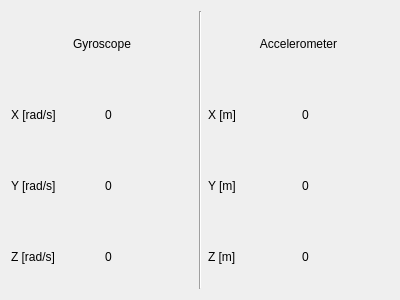
MatejBartosovic/mrvk_project, file mrvk_gui/ui/Widgets/Imu/Imu.ui: the form before one commit.
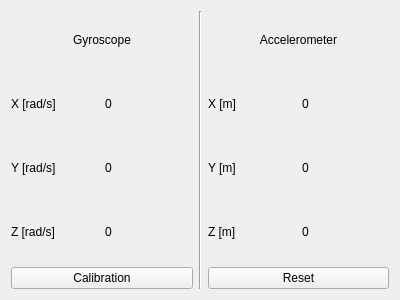
The form after the commit.

Diff of the .ui file:
```diff
--- a/mrvk_gui/ui/Widgets/Imu/Imu.ui
+++ b/mrvk_gui/ui/Widgets/Imu/Imu.ui
@@ -80,6 +80,13 @@
        </item>
       </layout>
      </item>
+     <item>
+      <widget class="QPushButton" name="calibrationButton">
+       <property name="text">
+        <string>Calibration</string>
+       </property>
+      </widget>
+     </item>
     </layout>
    </item>
    <item>
@@ -158,6 +165,13 @@
        </item>
       </layout>
      </item>
+     <item>
+      <widget class="QPushButton" name="resetButton">
+       <property name="text">
+        <string>Reset</string>
+       </property>
+      </widget>
+     </item>
     </layout>
    </item>
   </layout>
```
